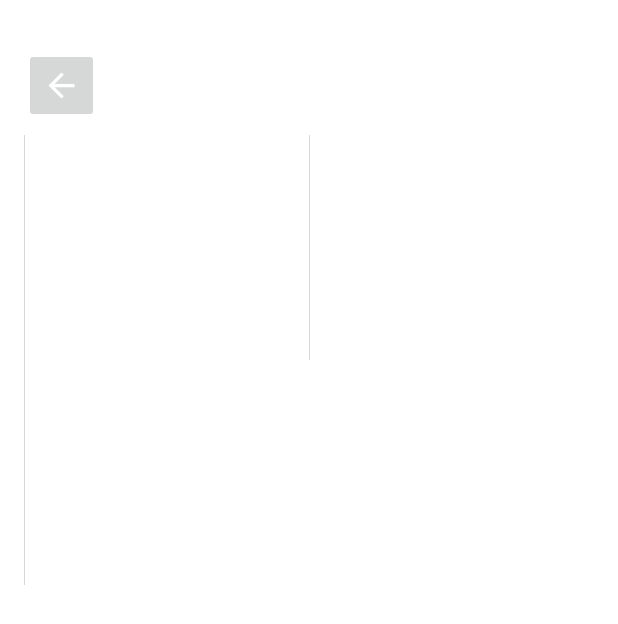
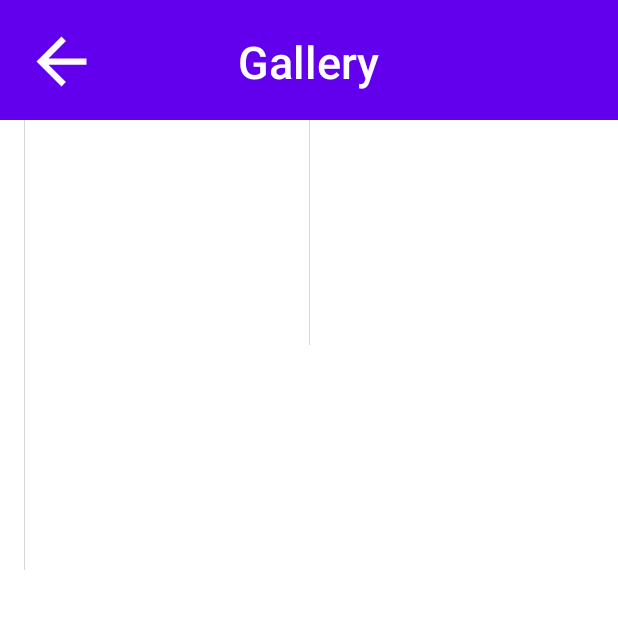
Before and after one commit to Gestash/Photify, an Android app: the layout fragment_gallery.xml on its own in the app's theme, with its tools: preview values and no code run, on a phone screen of 412 x 824 dp. Shown: the top 624 px of the screen. Run offline under Robolectric (Android 15) with nearby library versions, the phone set to English and light mode, and no system bars.

```diff
--- a/app/build.gradle
+++ b/app/build.gradle
@@ -2,7 +2,8 @@ plugins {
     id 'com.android.application'
     id 'kotlin-android'
     id 'kotlin-kapt'
-    id 'androidx.navigation.safeargs'
+//    id 'androidx.navigation.safeargs'
+    id 'androidx.navigation.safeargs.kotlin'
 }
 
 android {
--- a/app/src/main/java/com/gestash/photify/ui/dashboard/CameraFragment.kt
+++ b/app/src/main/java/com/gestash/photify/ui/dashboard/CameraFragment.kt
@@ -42,6 +42,7 @@ class CameraFragment : Fragment() {
     private var cameraProvider: ProcessCameraProvider? = null
 
     private var lastTakenPicture = 0
+    private var savedLastUri = ""
 
     override fun onCreateView(
         inflater: LayoutInflater,
@@ -81,7 +82,7 @@ class CameraFragment : Fragment() {
     }
 
     private fun goToPhotoView() {
-        this.findNavController().navigate(CameraFragmentDirections.actionCameraToSlider())
+        this.findNavController().navigate(CameraFragmentDirections.actionCameraToSlider(savedLastUri))
     }
 
     private fun uploadCamera() {
@@ -137,6 +138,7 @@ class CameraFragment : Fragment() {
                 override fun onImageSaved(output: ImageCapture.OutputFileResults) {
                     val savedUri = Uri.fromFile(photoFile)
                     setGalleryThumbnail(savedUri)
+                    savedLastUri = savedUri.toString()
                     Log.d(TAG, "Photo capture succeeded: $savedUri")
                 }
             })
--- a/app/src/main/java/com/gestash/photify/ui/home/GalleryFragment.kt
+++ b/app/src/main/java/com/gestash/photify/ui/home/GalleryFragment.kt
@@ -33,7 +33,8 @@ class GalleryFragment : Fragment() {
         binding.galleryView.addItemDecoration(marginDecoration)
         binding.galleryView.hasFixedSize()
         binding.galleryView.adapter = PictureAdapter(PictureAdapter.OnClickListener {
-            this.findNavController().navigate(GalleryFragmentDirections.actionGalleryToSlider())
+            val imageUri = it.imageUri ?: ""
+            this.findNavController().navigate(GalleryFragmentDirections.actionGalleryToSlider(imageUri))
         })
 
         binding.backButtonFromGallery.setOnClickListener {
--- a/app/src/main/res/layout/fragment_gallery.xml
+++ b/app/src/main/res/layout/fragment_gallery.xml
@@ -16,14 +16,22 @@
         android:layout_height="match_parent"
         tools:context=".ui.home.GalleryFragment">
 
+        <View
+            android:id="@+id/view"
+            android:layout_width="match_parent"
+            android:layout_height="80dp"
+            android:background="@color/purple_500"
+            app:layout_constraintStart_toStartOf="parent"
+            app:layout_constraintTop_toTopOf="parent" />
+
         <ImageButton
             android:id="@+id/backButtonFromGallery"
             android:layout_width="@dimen/round_button_medium"
             android:layout_height="@dimen/round_button_medium"
-            android:layout_marginStart="@dimen/margin_xsmall"
-            android:layout_marginTop="@dimen/margin_small"
+            android:layout_marginTop="16dp"
+            android:background="@android:color/transparent"
             android:scaleType="fitCenter"
-            app:layout_constraintLeft_toLeftOf="parent"
+            app:layout_constraintStart_toEndOf="@id/start_grid"
             app:layout_constraintTop_toTopOf="parent"
             app:srcCompat="@drawable/ic_back" />
 
@@ -31,14 +39,13 @@
             android:id="@+id/galleryView"
             android:layout_width="0dp"
             android:layout_height="0dp"
-            android:layout_marginTop="8dp"
             android:layout_marginBottom="50dp"
             android:scrollbars="vertical"
             app:layoutManager="androidx.recyclerview.widget.GridLayoutManager"
             app:layout_constraintBottom_toBottomOf="parent"
             app:layout_constraintLeft_toLeftOf="@id/start_grid"
             app:layout_constraintRight_toRightOf="@id/end_grid"
-            app:layout_constraintTop_toBottomOf="@+id/backButtonFromGallery"
+            app:layout_constraintTop_toBottomOf="@+id/view"
             app:pictures="@{viewModel.pictures}"
             app:spanCount="2"
             tools:listitem="@layout/picture_item" />
@@ -57,5 +64,19 @@
             android:orientation="vertical"
             app:layout_constraintGuide_end="16dp" />
 
+        <TextView
+            android:id="@+id/titleText"
+            android:layout_width="wrap_content"
+            android:layout_height="wrap_content"
+            android:fontFamily="sans-serif-medium"
+            android:text="@string/gallery_title"
+            android:textAppearance="@style/TextAppearance.AppCompat.Body1"
+            android:textColor="#FFFFFF"
+            android:textSize="30sp"
+            app:layout_constraintBottom_toBottomOf="@+id/backButtonFromGallery"
+            app:layout_constraintEnd_toStartOf="@+id/end_grid"
+            app:layout_constraintStart_toStartOf="@+id/backButtonFromGallery"
+            app:layout_constraintTop_toTopOf="@+id/backButtonFromGallery" />
+
     </androidx.constraintlayout.widget.ConstraintLayout>
 </layout>
--- a/app/src/main/res/navigation/mobile_navigation.xml
+++ b/app/src/main/res/navigation/mobile_navigation.xml
@@ -21,11 +21,11 @@
         android:name="com.gestash.photify.ui.dashboard.CameraFragment"
         android:label="@string/title_camera"
         tools:layout="@layout/fragment_camera" >
-
     <action
         android:id="@+id/action_camera_to_slider"
         app:destination="@id/navigation_slider"
         app:popUpTo="@layout/fragment_camera"/>
+
     </fragment>
 
     <fragment
@@ -37,6 +37,9 @@
             android:id="@+id/action_slider_to_gallery"
             app:destination="@id/navigation_gallery"
             app:popUpTo="@layout/fragment_screen_slide_page"/>
+        <argument
+            android:name="root_directory"
+            app:argType="string" />
     </fragment>
 
 </navigation>
--- a/app/src/main/res/values/dimens.xml
+++ b/app/src/main/res/values/dimens.xml
@@ -19,4 +19,5 @@
     <dimen name="margin_medium">48dp</dimen>
     <dimen name="margin_large">64dp</dimen>
     <dimen name="margin_xlarge">92dp</dimen>
+    <dimen name="margin_medium2">24dp</dimen>
 </resources>
--- a/app/src/main/res/values/strings.xml
+++ b/app/src/main/res/values/strings.xml
@@ -5,4 +5,5 @@
     <string name="title_slider">Slider</string>
     <string name="delete_dialog">Delete current photo?</string>
     <string name="delete_title">Confirm</string>
+    <string name="gallery_title">Gallery</string>
 </resources>
```
Also changed, not shown: app/src/main/java/com/gestash/photify/ui/sliders/ScreenSlidePageFragment.kt (+27 -10 lines), app/src/main/res/drawable-v24/ic_photo.xml (added, +26 -0 lines), app/src/main/res/layout/fragment_screen_slide_page.xml (indentation only).
